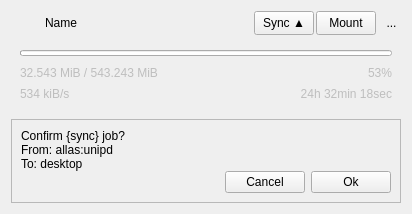
The window that view/JobWidget.ui (duri93/OneClone) describes before a commit, drawn with Qt 5.
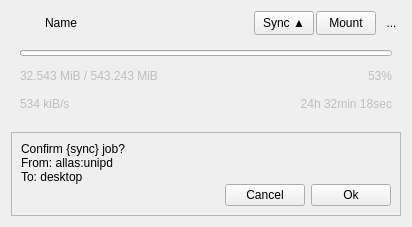
The same window after the commit. Icons and pictures are not drawn.

What changed in the file:
```diff
--- a/view/JobWidget.ui
+++ b/view/JobWidget.ui
@@ -7,7 +7,7 @@
     <x>0</x>
     <y>0</y>
     <width>412</width>
-    <height>214</height>
+    <height>227</height>
    </rect>
   </property>
   <property name="sizePolicy">
@@ -285,12 +285,21 @@
       </property>
       <item>
        <widget class="QLabel" name="confirmLabel">
+        <property name="sizePolicy">
+         <sizepolicy hsizetype="Ignored" vsizetype="Preferred">
+          <horstretch>0</horstretch>
+          <verstretch>0</verstretch>
+         </sizepolicy>
+        </property>
         <property name="frameShape">
          <enum>QFrame::Shape::NoFrame</enum>
         </property>
         <property name="text">
          <string>&lt;html&gt;&lt;head/&gt;&lt;body&gt;&lt;p&gt;Confirm {sync} job?&lt;br/&gt;From: allas:unipd&lt;br/&gt;To: desktop&lt;/p&gt;&lt;/body&gt;&lt;/html&gt;</string>
         </property>
+        <property name="wordWrap">
+         <bool>true</bool>
+        </property>
        </widget>
       </item>
       <item>
```
